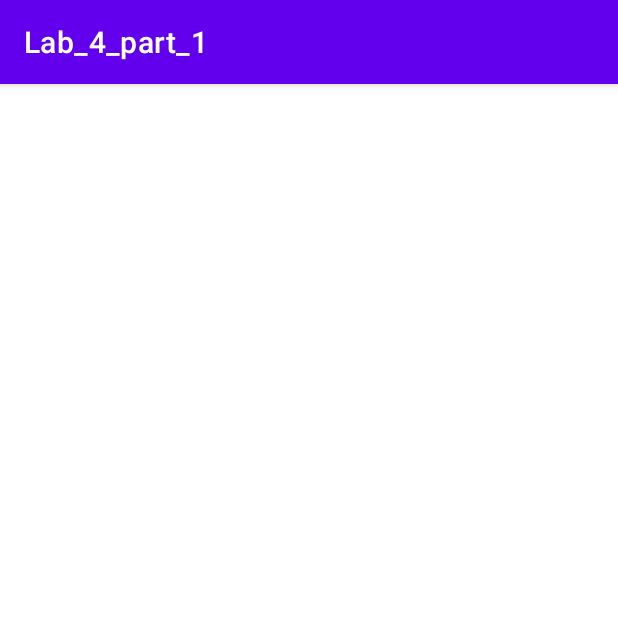
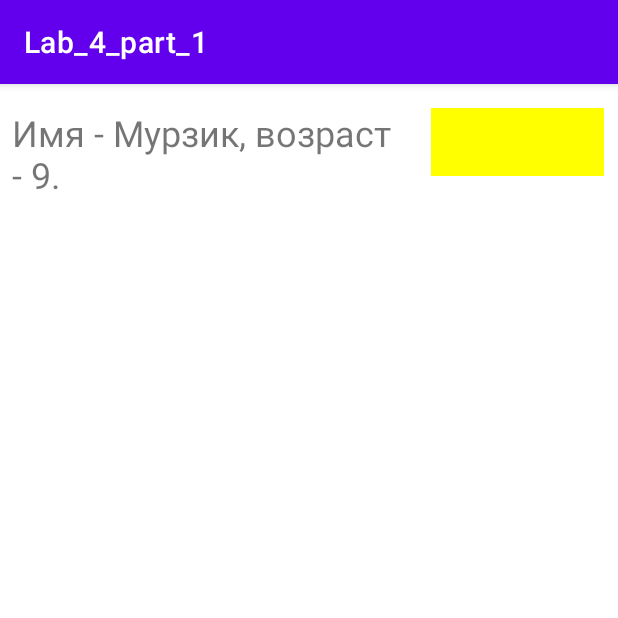
Before and after one commit to YoKawaiiK/Lab_4_part_1, an Android app: the screen it shows after launch (MainActivity), on a phone screen of 412 x 824 dp, the top half of it. Run offline under Robolectric (Android 15) with nearby library versions, the phone set to English and light mode, and no system bars.

Commit message:
5 и 6 пункт

```diff
--- a/app/src/main/java/com/example/lab_4_part_1/MainActivity.java
+++ b/app/src/main/java/com/example/lab_4_part_1/MainActivity.java
@@ -6,6 +6,7 @@ import androidx.appcompat.app.AppCompatActivity;
 import android.graphics.Color;
 import android.os.Bundle;
 import android.util.Log;
+import android.widget.TextView;
 
 import com.google.gson.Gson;
 import com.google.gson.GsonBuilder;
@@ -13,32 +14,37 @@ import com.google.gson.GsonBuilder;
 public class MainActivity extends AppCompatActivity {
 
     // Инициализация объекта класса Cat
-    Cat murzik = new Cat("Мурзик", 9, Color.BLACK);
+    Cat murzik = new Cat("Мурзик", 9, Color.YELLOW);
 
     // Инициализация объектов
 //    GsonBuilder builder = new GsonBuilder();
 //    Gson gson = builder.create();
     Gson gson = new Gson();
 
+
+
     @Override
     protected void onCreate(Bundle savedInstanceState) {
         super.onCreate(savedInstanceState);
         setContentView(R.layout.activity_main);
 
-
-        String jsonText = "{'name':'Мурзик','color':-16777216,'age':8}";
+        //    Получение элемента по id
+        TextView text_from_json = (TextView) findViewById(R.id.text_from_json);
+        TextView tv_color = (TextView) findViewById(R.id.tv_color);
 
         // Из объекта в строку json
         String jsonMurzik = gson.toJson(murzik);
         // Из json в объект класса Cat
         Cat objectMurzik = gson.fromJson(jsonMurzik, Cat.class);
 
-        // Вывод json как строки
-        Log.i("GSON", jsonMurzik);
-        //Вывод объекта, полученного из json
-        Log.i("FROM_GSON", String.format("Имя - %s, возраст - %d.",
+        String textMurzik = String.format("Имя - %s, возраст - %d.",
                 objectMurzik.name,
                 objectMurzik.age
-                ));
+        );
+
+        text_from_json.setText(textMurzik);
+        // Цвет блока
+        tv_color.setBackgroundColor(objectMurzik.color);
+
     }
 }
--- a/app/src/main/res/layout/activity_main.xml
+++ b/app/src/main/res/layout/activity_main.xml
@@ -7,13 +7,25 @@
     tools:context=".MainActivity">
 
     <TextView
-        android:id="@+id/textView2"
-        android:layout_width="wrap_content"
-        android:layout_height="wrap_content"
+        android:id="@+id/text_from_json"
+        android:layout_width="262dp"
+        android:layout_height="99dp"
         android:layout_marginStart="8dp"
-        android:layout_marginTop="8dp"
-        android:layout_marginEnd="8dp"
-        app:layout_constraintEnd_toEndOf="parent"
+        android:layout_marginTop="16dp"
+        android:textSize="24sp"
         app:layout_constraintStart_toStartOf="parent"
         app:layout_constraintTop_toTopOf="parent" />
+
+    <TextView
+        android:id="@+id/tv_color"
+        android:layout_width="115dp"
+        android:layout_height="45dp"
+        android:layout_marginStart="16dp"
+        android:layout_marginTop="16dp"
+        android:layout_marginEnd="8dp"
+        android:textColorHint="@color/design_default_color_error"
+        android:textSize="24sp"
+        app:layout_constraintEnd_toEndOf="parent"
+        app:layout_constraintStart_toEndOf="@+id/text_from_json"
+        app:layout_constraintTop_toTopOf="parent" />
 </androidx.constraintlayout.widget.ConstraintLayout>
```
